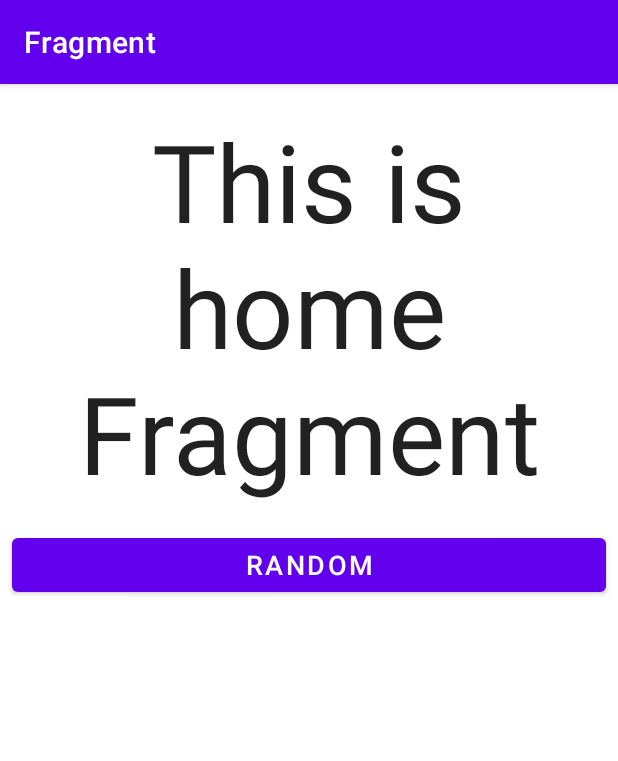
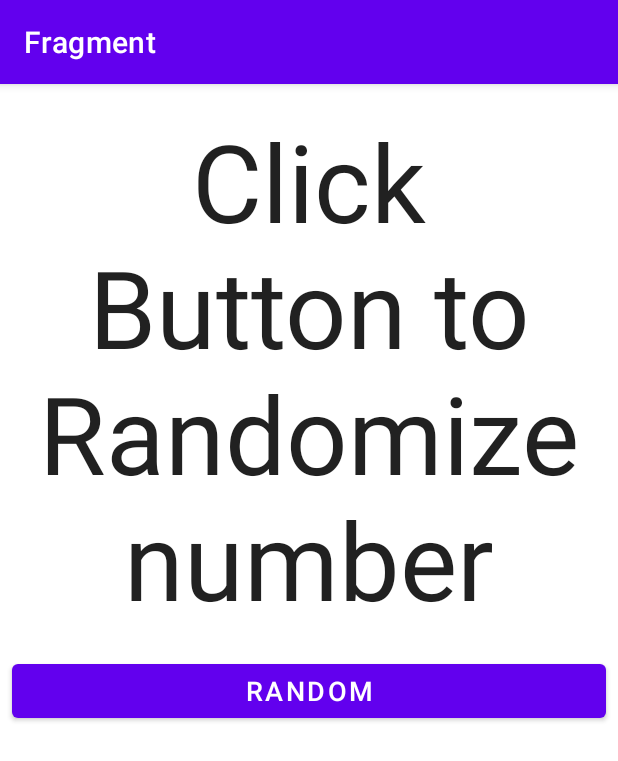
Before and after one commit to matam/Erasmus_Lab2, an Android app: the fragment RandomNumberFragment shown on its own in the app's theme, on a phone screen of 412 x 824 dp. Shown: the top 761 px of the screen. Run offline under Robolectric (Android 15) with nearby library versions, the phone set to English and light mode, and no system bars; our stand-ins replace data binding.

Commit message:
Improve solution

```diff
--- a/app/src/main/java/edu/zut/wi/erasmus/fragment/ui/randomnumber/RandomNumberViewModel.kt
+++ b/app/src/main/java/edu/zut/wi/erasmus/fragment/ui/randomnumber/RandomNumberViewModel.kt
@@ -10,7 +10,7 @@ import kotlin.random.Random
 class RandomNumberViewModel : ViewModel() {
 
     private val _text = MutableLiveData<String>().apply {
-        value = "This is home Fragment"
+        value = "Click Button to Randomize number"
     }
     var text: LiveData<String> = _text
 
--- a/app/src/main/res/layout/fragment_randomnumber.xml
+++ b/app/src/main/res/layout/fragment_randomnumber.xml
@@ -25,7 +25,7 @@
             app:layout_constraintEnd_toEndOf="parent"
             app:layout_constraintStart_toStartOf="parent"
             app:layout_constraintTop_toTopOf="parent"
-            android:text="@string/randomNumber_text"
+            android:text="@string/random_number_text"
             android:textSize="@dimen/number_text_size"
             android:textAlignment="center"
             android:textAppearance="@style/TextAppearance.AppCompat.Large"
--- a/app/src/main/res/menu/activity_main_drawer.xml
+++ b/app/src/main/res/menu/activity_main_drawer.xml
@@ -17,9 +17,9 @@
             android:icon="@drawable/ic_menu_slideshow"
             android:title="@string/menu_slideshow" />
         <item
-            android:id="@+id/nav_randomnumber"
+            android:id="@+id/nav_random_number"
             android:icon="@drawable/ic_menu_slideshow"
-            android:title="@string/menu_rundomnumber" />
+            android:title="@string/menu_random_number" />
 
     </group>
 </menu>
--- a/app/src/main/res/navigation/mobile_navigation.xml
+++ b/app/src/main/res/navigation/mobile_navigation.xml
@@ -24,9 +24,9 @@
         tools:layout="@layout/fragment_slideshow" />
 
     <fragment
-        android:id="@+id/nav_randomnumber"
+        android:id="@+id/nav_random_number"
         android:name="edu.zut.wi.erasmus.fragment.ui.randomnumber.RandomNumberFragment"
-        android:label="@string/menu_rundomnumber"
+        android:label="@string/menu_random_number"
         tools:layout="@layout/fragment_randomnumber" />
 
 </navigation>
--- a/app/src/main/res/values/strings.xml
+++ b/app/src/main/res/values/strings.xml
@@ -10,8 +10,8 @@
     <string name="menu_home">Home</string>
     <string name="menu_gallery">Gallery</string>
     <string name="menu_slideshow">Slideshow</string>
-    <string name="menu_rundomnumber">Rnadom Number</string>
+    <string name="menu_random_number">Random Number</string>
 
-    <string name="randomNumber_text">0</string>
+    <string name="random_number_text">0</string>
     <string name="random_button">Random</string>
 </resources>
```
